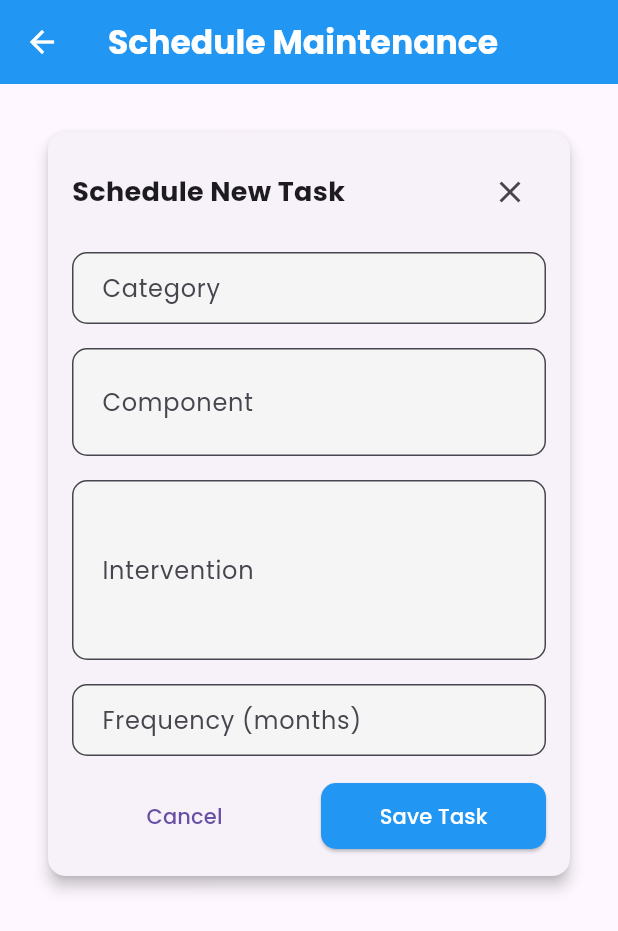
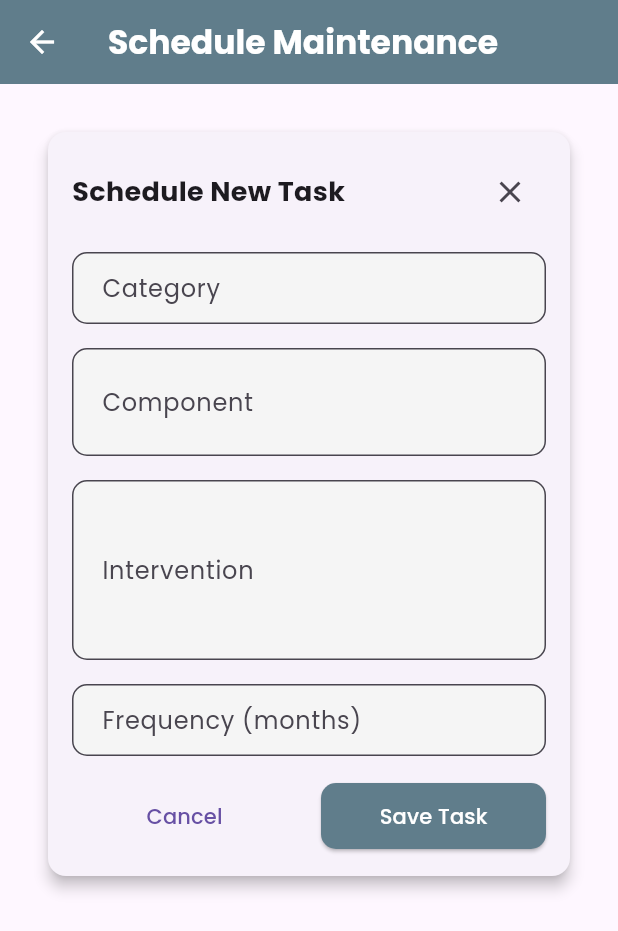
Before and after one commit to Fabrone/Cmms, a Flutter app: the ScheduleMaintenanceScreen screen opened directly with empty values, after a tap on "Schedule New Task", on a phone screen of 412 x 824 dp. Shown: the top 931 px of the screen. Run offline on Flutter 3.47's test engine with Material 3 defaults, Android fonts, the phone set to English and light mode, and no system bars; our stand-ins replace cloud_firestore, cloud_functions, dio, file_picker, firebase_auth, firebase_core and 11 more; missing offline and left inert: flutter_pdfview; accounts and stored records are empty.

```diff
--- a/lib/display screens/schedule_maintenance_screen.dart
+++ b/lib/display screens/schedule_maintenance_screen.dart
@@ -133,7 +133,7 @@ class ScheduleMaintenanceScreenState extends State<ScheduleMaintenanceScreen> {
                     LinearProgressIndicator(
                       value: _uploadProgress,
                       backgroundColor: Colors.grey[300],
-                      valueColor: const AlwaysStoppedAnimation<Color>(Colors.blue),
+                      valueColor: const AlwaysStoppedAnimation<Color>(Colors.blueGrey),
                     ),
                     const SizedBox(height: 8),
                     Text(
@@ -413,7 +413,7 @@ class ScheduleMaintenanceScreenState extends State<ScheduleMaintenanceScreen> {
         return Colors.red[600]!;
       case 'doc':
       case 'docx':
-        return Colors.blue[600]!;
+        return Colors.blueGrey[600]!;
       case 'pptx':
         return Colors.orange[600]!;
       default:
@@ -457,7 +457,7 @@ class ScheduleMaintenanceScreenState extends State<ScheduleMaintenanceScreen> {
                       labelText: 'Category',
                       suffixIcon: _categoryController.text.isNotEmpty
                           ? IconButton(
-                              icon: const Icon(Icons.clear, color: Colors.blue),
+                              icon: const Icon(Icons.clear, color: Colors.blueGrey),
                               onPressed: () {
                                 _categoryController.clear();
                                 _updateCategorySuggestions();
@@ -471,7 +471,7 @@ class ScheduleMaintenanceScreenState extends State<ScheduleMaintenanceScreen> {
                       ),
                       focusedBorder: OutlineInputBorder(
                         borderRadius: BorderRadius.circular(10),
-                        borderSide: const BorderSide(color: Colors.blue, width: 2),
+                        borderSide: const BorderSide(color: Colors.blueGrey, width: 2),
                       ),
                       filled: true,
                       fillColor: Colors.grey[100],
@@ -525,7 +525,7 @@ class ScheduleMaintenanceScreenState extends State<ScheduleMaintenanceScreen> {
                       ),
                       focusedBorder: OutlineInputBorder(
                         borderRadius: BorderRadius.circular(10),
-                        borderSide: const BorderSide(color: Colors.blue, width: 2),
+                        borderSide: const BorderSide(color: Colors.blueGrey, width: 2),
                       ),
                       filled: true,
                       fillColor: Colors.grey[100],
@@ -545,7 +545,7 @@ class ScheduleMaintenanceScreenState extends State<ScheduleMaintenanceScreen> {
                       ),
                       focusedBorder: OutlineInputBorder(
                         borderRadius: BorderRadius.circular(10),
-                        borderSide: const BorderSide(color: Colors.blue, width: 2),
+                        borderSide: const BorderSide(color: Colors.blueGrey, width: 2),
                       ),
                       filled: true,
                       fillColor: Colors.grey[100],
@@ -565,7 +565,7 @@ class ScheduleMaintenanceScreenState extends State<ScheduleMaintenanceScreen> {
                       ),
                       focusedBorder: OutlineInputBorder(
                         borderRadius: BorderRadius.circular(10),
-                        borderSide: const BorderSide(color: Colors.blue, width: 2),
+                        borderSide: const BorderSide(color: Colors.blueGrey, width: 2),
                       ),
                       filled: true,
                       fillColor: Colors.grey[100],
@@ -594,7 +594,7 @@ class ScheduleMaintenanceScreenState extends State<ScheduleMaintenanceScreen> {
                         child: ElevatedButton(
                           onPressed: _saveTask,
                           style: ElevatedButton.styleFrom(
-                            backgroundColor: Colors.blue,
+                            backgroundColor: Colors.blueGrey,
                             foregroundColor: Colors.white,
                             padding: const EdgeInsets.symmetric(horizontal: 16, vertical: 12),
                             shape: RoundedRectangleBorder(borderRadius: BorderRadius.circular(10)),
@@ -630,7 +630,7 @@ class ScheduleMaintenanceScreenState extends State<ScheduleMaintenanceScreen> {
               fontWeight: FontWeight.bold,
             ),
           ),
-          backgroundColor: Colors.blue,
+          backgroundColor: Colors.blueGrey,
           iconTheme: const IconThemeData(color: Colors.white),
           leading: IconButton(
             onPressed: () => Navigator.pop(context),
@@ -661,7 +661,7 @@ class ScheduleMaintenanceScreenState extends State<ScheduleMaintenanceScreen> {
                         style: GoogleFonts.poppins(color: Colors.white),
                       ),
                       style: ElevatedButton.styleFrom(
-                        backgroundColor: Colors.blue,
+                        backgroundColor: Colors.blueGrey,
                         foregroundColor: Colors.white,
                         padding: const EdgeInsets.symmetric(horizontal: 16, vertical: 12),
                         shape: RoundedRectangleBorder(borderRadius: BorderRadius.circular(10)),
@@ -731,7 +731,7 @@ class ScheduleMaintenanceScreenState extends State<ScheduleMaintenanceScreen> {
                                   title: Text(
                                     fileName,
                                     style: GoogleFonts.poppins(
-                                      color: Colors.green[900],
+                                      color: Colors.blueGrey[900],
                                       fontWeight: FontWeight.w500,
                                     ),
                                   ),
@@ -748,7 +748,7 @@ class ScheduleMaintenanceScreenState extends State<ScheduleMaintenanceScreen> {
                                         value: 'view',
                                         child: Row(
                                           children: [
-                                            Icon(Icons.visibility, color: Colors.blue[700], size: 20),
+                                            Icon(Icons.visibility, color: Colors.blueGrey[700], size: 20),
                                             const SizedBox(width: 8),
                                             Text('View', style: GoogleFonts.poppins()),
                                           ],
@@ -765,7 +765,7 @@ class ScheduleMaintenanceScreenState extends State<ScheduleMaintenanceScreen> {
                                         ),
                                       ),
                                     ],
-                                    icon: const Icon(Icons.more_vert, color: Colors.blue),
+                                    icon: const Icon(Icons.more_vert, color: Colors.blueGrey),
                                   ),
                                 ),
                               );
@@ -781,7 +781,7 @@ class ScheduleMaintenanceScreenState extends State<ScheduleMaintenanceScreen> {
         ),
         floatingActionButton: !_showScheduleForm ? FloatingActionButton.extended(
           onPressed: () => setState(() => _showScheduleForm = true),
-          backgroundColor: Colors.blue,
+          backgroundColor: Colors.blueGrey,
           icon: const Icon(Icons.add, color: Colors.white),
           label: Text(
             'Schedule New Task',
@@ -806,7 +806,7 @@ class PDFViewerScreen extends StatelessWidget {
     return Scaffold(
       appBar: AppBar(
         title: Text(fileName, style: GoogleFonts.poppins(color: Colors.white)),
-        backgroundColor: Colors.blue,
+        backgroundColor: Colors.blueGrey,
         iconTheme: const IconThemeData(color: Colors.white),
       ),
       body: PDFView(
```
Also changed, not shown: lib/screens/dashboard_screen.dart (+46 -29 lines), lib/screens/settings_screen.dart (+7 -10 lines).
